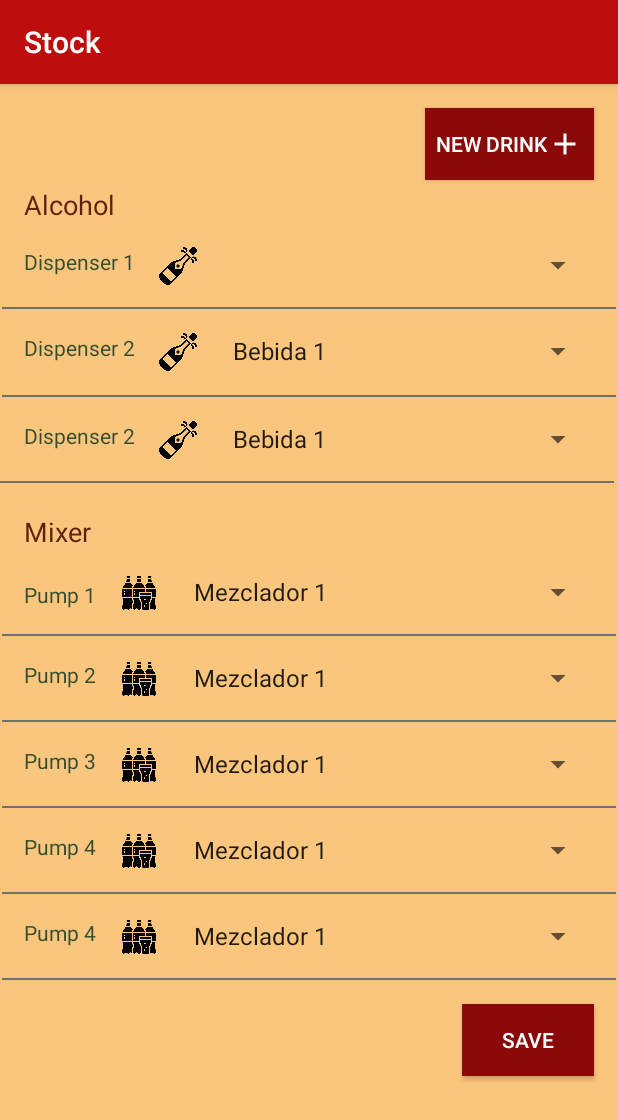
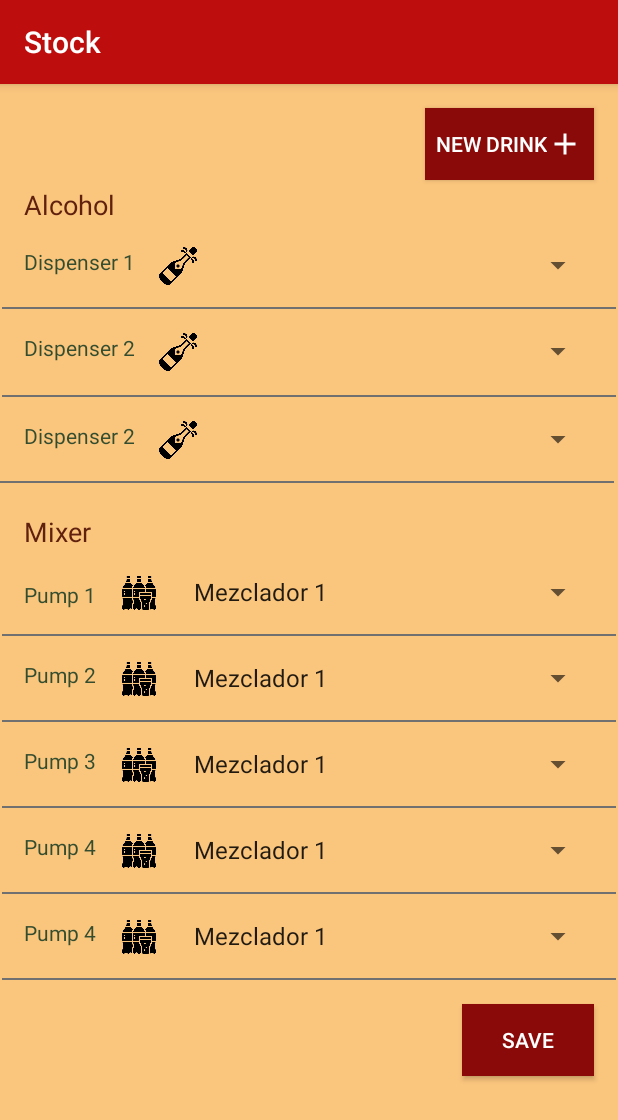
Before and after one commit to qwn2203/Cheers, an Android app: the InventarioActivity screen opened directly, with no data from a screen before it, on a phone screen of 412 x 824 dp. Shown: the top 1120 px of the screen. Run offline under Robolectric (Android 15) with nearby library versions, the phone set to English and light mode, and no system bars; libraries missing offline, so code that uses them is left out: com.google.zxing.integration.

```diff
--- a/app/src/main/java/com/example/cheers/Activity/InventarioActivity.java
+++ b/app/src/main/java/com/example/cheers/Activity/InventarioActivity.java
@@ -21,7 +21,7 @@ public class InventarioActivity extends AppCompatActivity implements NewIngredie
     private ArrayList<String> alcohol;
     private ArrayList<String> mixers;
 
-    private Spinner spinnerAlcohol1;
+    private Spinner spinnerAlcohol1, spinnerAlcohol2,spinnerAlcohol3;
 
 
 
@@ -35,6 +35,8 @@ public class InventarioActivity extends AppCompatActivity implements NewIngredie
         mixers = new ArrayList<>();
 
         spinnerAlcohol1 = findViewById(R.id.spinnerAlcohol1);
+        spinnerAlcohol2 = findViewById(R.id.spinnerAlcohol2);
+        spinnerAlcohol3 = findViewById(R.id.spinnerAlcohol3);
 
         buildSpinners();
 
@@ -64,9 +66,11 @@ public class InventarioActivity extends AppCompatActivity implements NewIngredie
         //Separate ingredients from alcohol and mixers
         getAlcohol();
         getMixers();
-
         ArrayAdapter<String> adapter = new ArrayAdapter<String>( this, android.R.layout.simple_spinner_item, alcohol);
         spinnerAlcohol1.setAdapter(adapter);
+        spinnerAlcohol2.setAdapter(adapter);
+        spinnerAlcohol3.setAdapter(adapter);
+
 
     }
 
```
